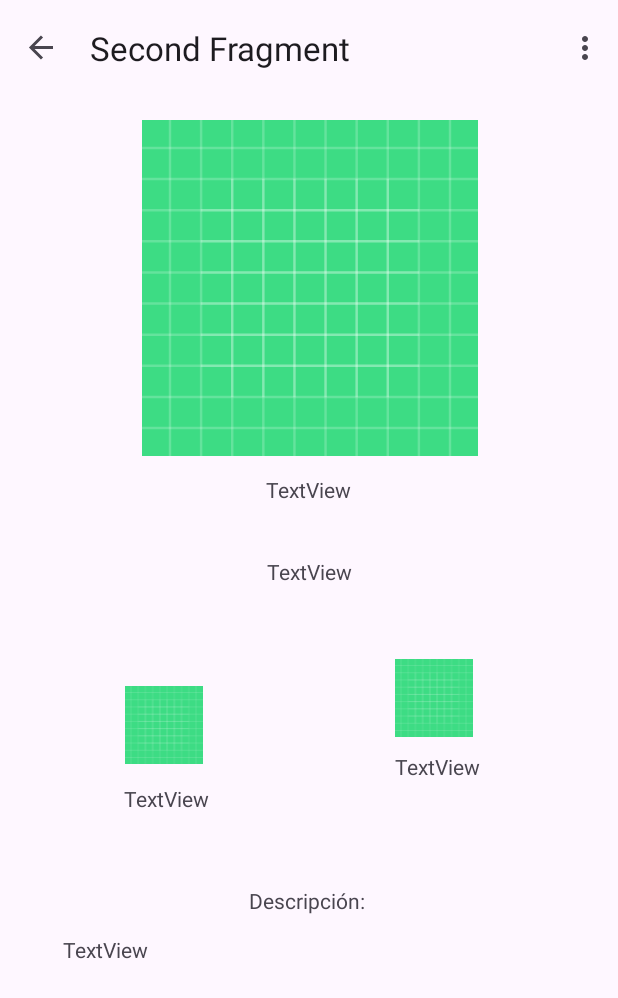
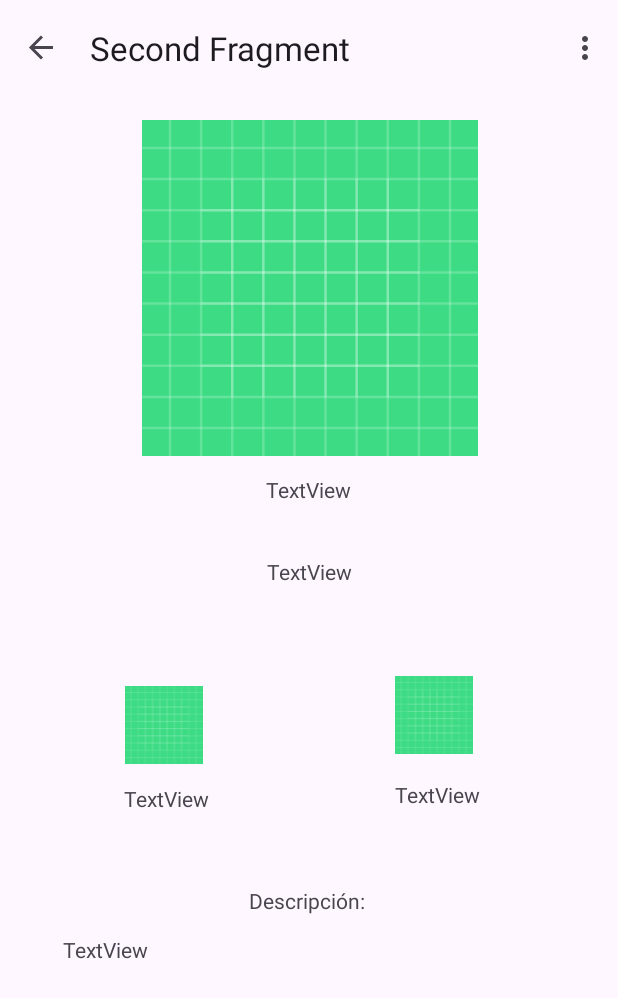
Before and after one commit to Arivera03/Genshin, an Android app: the SecondFragment screen opened through its navigation route, on a phone screen of 412 x 824 dp. Shown: the top 998 px of the screen. Run offline under Robolectric (Android 15) with nearby library versions, the phone set to English and light mode, and no system bars; our stand-ins replace Room's generated code, navigation-ui; pictures from the network do not load.

Commit message:
SIIIIIIIII VAAAAAAAAAAAAAAAAAAAAAAAAAAAAAAAAAAAAAAAAAAAAAAAAAAAAAAAAAAAAAAAAAAAAAAAAAAAAAAAAAAAAAAAAAAAAAAAAAAAAAAAAAAAAAAAAAAAAAAAAAAAAAAAAAAAAAAAAAAAAAAAAAAAAAAAAAAAAAAAAAAAAAAAAAAAAAAAAAAAAAAAAA

```diff
--- a/app/src/main/res/layout/fragment_second.xml
+++ b/app/src/main/res/layout/fragment_second.xml
@@ -68,7 +68,7 @@
         app:layout_constraintHorizontal_bias="0.797"
         app:layout_constraintStart_toStartOf="parent"
         app:layout_constraintTop_toBottomOf="@+id/detPersonajeRareza"
-        app:layout_constraintVertical_bias="0.281" />
+        app:layout_constraintVertical_bias="0.334" />
 
     <ImageView
         android:id="@+id/detImagenTipoArma"
@@ -80,7 +80,7 @@
         app:layout_constraintHorizontal_bias="1.0"
         app:layout_constraintStart_toEndOf="@+id/detImagenElemento"
         app:layout_constraintTop_toBottomOf="@+id/detPersonajeRareza"
-        app:layout_constraintVertical_bias="0.783"
+        app:layout_constraintVertical_bias="0.737"
         app:srcCompat="@drawable/ic_launcher_background" />
 
     <TextView
```
